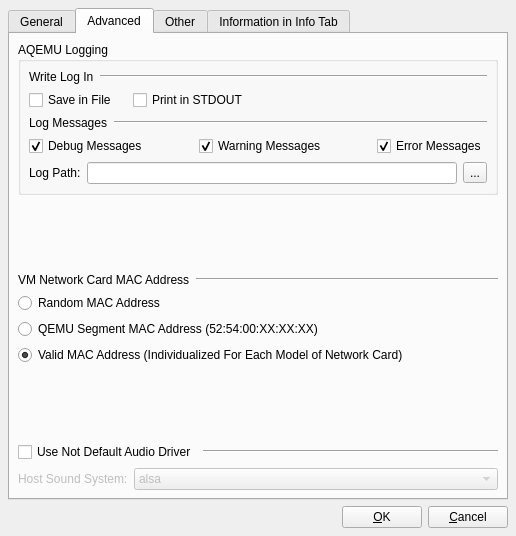
Qt form Advanced_Settings_Window.ui (qunying/aqemu-old) before a commit.
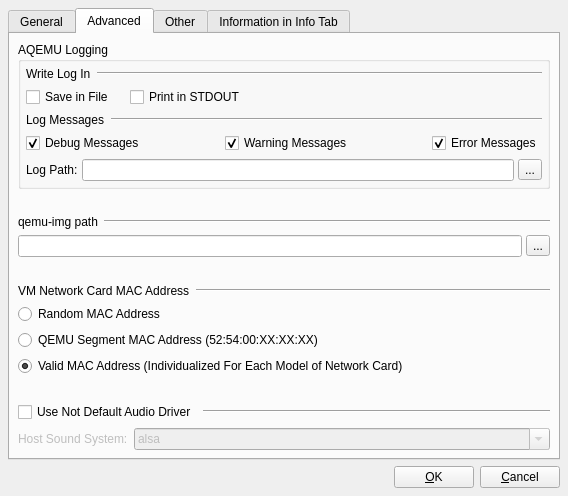
The same form after that commit. The open tabs and pages were chosen to show the change. Icons and pictures are not drawn.

The edit to the form file:
```diff
--- a/Advanced_Settings_Window.ui
+++ b/Advanced_Settings_Window.ui
@@ -1,13 +1,13 @@
 <ui version="4.0" >
  <author>Andrey Rijov</author>
  <class>Advanced_Settings_Window</class>
- <widget class="QDialog" name="Advanced_Settings_Window" >
-  <property name="geometry" >
+ <widget class="QDialog" name="Advanced_Settings_Window">
+  <property name="geometry">
    <rect>
     <x>0</x>
     <y>0</y>
-    <width>516</width>
-    <height>536</height>
+    <width>568</width>
+    <height>496</height>
    </rect>
   </property>
   <property name="windowTitle" >
@@ -414,13 +414,16 @@
       <attribute name="title" >
        <string>Advanced</string>
       </attribute>
-      <layout class="QVBoxLayout" name="verticalLayout_3" >
+      <layout class="QVBoxLayout" name="verticalLayout_14">
        <item>
-        <widget class="QGroupBox" name="GB_AQEMU_Log" >
-         <property name="title" >
+        <widget class="QGroupBox" name="GB_AQEMU_Log">
+         <property name="title">
           <string>AQEMU Logging</string>
          </property>
-         <layout class="QVBoxLayout" name="verticalLayout_6" >
+         <layout class="QVBoxLayout" name="verticalLayout_6">
+          <property name="margin">
+           <number>5</number>
+          </property>
           <item>
            <layout class="QHBoxLayout" name="horizontalLayout_7" >
             <item>
@@ -577,7 +580,10 @@
            </layout>
           </item>
           <item>
-           <layout class="QHBoxLayout" name="horizontalLayout_13" >
+           <layout class="QHBoxLayout" name="horizontalLayout_13">
+            <property name="spacing">
+             <number>4</number>
+            </property>
             <item>
              <widget class="QLabel" name="Label_Log_Path" >
               <property name="text" >
@@ -605,31 +611,89 @@
         </widget>
        </item>
        <item>
-        <spacer name="verticalSpacer_4" >
-         <property name="orientation" >
+        <spacer name="verticalSpacer_3">
+         <property name="orientation">
           <enum>Qt::Vertical</enum>
          </property>
-         <property name="sizeHint" stdset="0" >
+         <property name="sizeHint" stdset="0">
           <size>
            <width>20</width>
-           <height>30</height>
+           <height>48</height>
           </size>
          </property>
         </spacer>
        </item>
        <item>
-        <layout class="QVBoxLayout" name="verticalLayout" >
+        <layout class="QVBoxLayout" name="verticalLayout_3">
          <item>
-          <layout class="QHBoxLayout" name="horizontalLayout_8" >
+          <layout class="QHBoxLayout" name="horizontalLayout_3">
            <item>
-            <widget class="QLabel" name="Label_NetCard_MAC" >
-             <property name="sizePolicy" >
-              <sizepolicy vsizetype="Preferred" hsizetype="Maximum" >
+            <widget class="QLabel" name="Label_QEMU_IMG_Path">
+             <property name="sizePolicy">
+              <sizepolicy hsizetype="Maximum" vsizetype="Preferred">
                <horstretch>0</horstretch>
                <verstretch>0</verstretch>
               </sizepolicy>
              </property>
-             <property name="text" >
+             <property name="text">
+              <string>qemu-img path</string>
+             </property>
+            </widget>
+           </item>
+           <item>
+            <widget class="Line" name="line_17">
+             <property name="orientation">
+              <enum>Qt::Horizontal</enum>
+             </property>
+            </widget>
+           </item>
+          </layout>
+         </item>
+         <item>
+          <layout class="QHBoxLayout" name="horizontalLayout_15">
+           <property name="spacing">
+            <number>4</number>
+           </property>
+           <item>
+            <widget class="QLineEdit" name="Edit_QEMU_IMG_Path"/>
+           </item>
+           <item>
+            <widget class="QToolButton" name="TB_QEMU_IMG_Browse">
+             <property name="text">
+              <string>...</string>
+             </property>
+            </widget>
+           </item>
+          </layout>
+         </item>
+        </layout>
+       </item>
+       <item>
+        <spacer name="verticalSpacer_4">
+         <property name="orientation">
+          <enum>Qt::Vertical</enum>
+         </property>
+         <property name="sizeHint" stdset="0">
+          <size>
+           <width>20</width>
+           <height>48</height>
+          </size>
+         </property>
+        </spacer>
+       </item>
+       <item>
+        <layout class="QVBoxLayout" name="verticalLayout">
+         <item>
+          <layout class="QHBoxLayout" name="horizontalLayout_8">
+           <item>
+            <widget class="QLabel" name="Label_NetCard_MAC">
+             <property name="sizePolicy">
+              <sizepolicy hsizetype="Maximum" vsizetype="Preferred">
+               <horstretch>0</horstretch>
+               <verstretch>0</verstretch>
+              </sizepolicy>
+             </property>
+             <property name="text">
               <string>VM Network Card MAC Address</string>
              </property>
             </widget>
@@ -670,23 +734,23 @@
         </layout>
        </item>
        <item>
-        <spacer name="verticalSpacer_5" >
-         <property name="orientation" >
+        <spacer name="verticalSpacer_5">
+         <property name="orientation">
           <enum>Qt::Vertical</enum>
          </property>
-         <property name="sizeHint" stdset="0" >
+         <property name="sizeHint" stdset="0">
           <size>
            <width>20</width>
-           <height>31</height>
+           <height>48</height>
           </size>
          </property>
         </spacer>
        </item>
        <item>
-        <layout class="QGridLayout" name="gridLayout_11" >
-         <item row="1" column="0" >
-          <widget class="QLabel" name="Label_Host_Sound_System" >
-           <property name="enabled" >
+        <layout class="QGridLayout" name="gridLayout_11">
+         <item row="1" column="0">
+          <widget class="QLabel" name="Label_Host_Sound_System">
+           <property name="enabled">
             <bool>false</bool>
            </property>
            <property name="sizePolicy" >
@@ -711,8 +775,8 @@
              <verstretch>0</verstretch>
             </sizepolicy>
            </property>
-           <property name="maxCount" >
-            <number>32</number>
+           <property name="editable">
+            <bool>true</bool>
            </property>
            <item>
             <property name="text" >
@@ -1547,7 +1611,7 @@
    </item>
   </layout>
  </widget>
- <layoutdefault spacing="6" margin="8" />
+ <layoutdefault spacing="6" margin="8"/>
  <tabstops>
   <tabstop>All_Tabs</tabstop>
   <tabstop>Button_OK</tabstop>
```
Left out of the diff: 1112 changed lines with no effect on the pictures.
